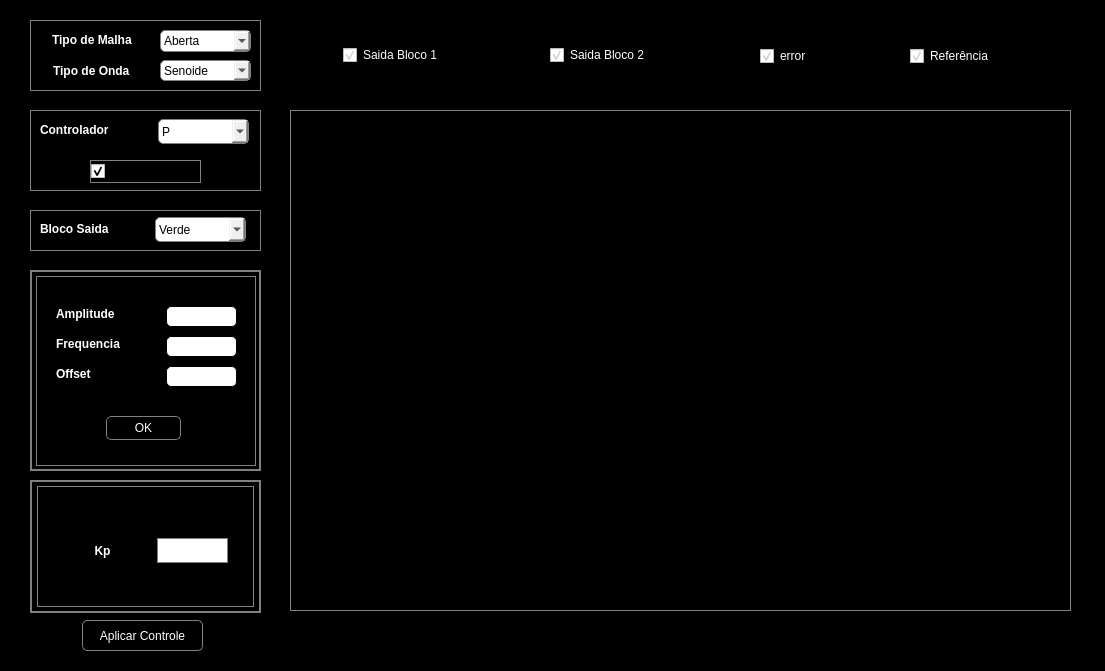
This is interface.ui in Aandre99/Projeto-Sistema-De-Controle as Qt 5 draws it before an edit. The edited form follows.
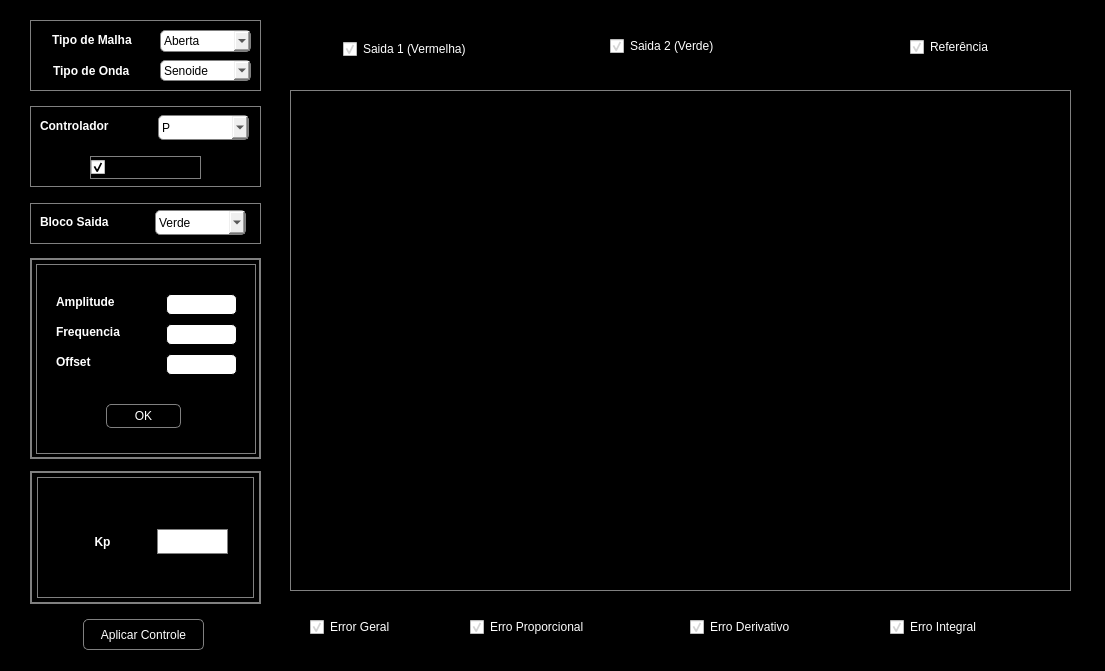
This is the edited form.

Commit message: Adicionando controladores restastantes e plot dos erros de cada componente

Diff of the .ui file:
```diff
--- a/interface.ui
+++ b/interface.ui
@@ -66,7 +66,7 @@
      <property name="geometry">
       <rect>
        <x>30</x>
-       <y>270</y>
+       <y>258</y>
        <width>231</width>
        <height>201</height>
       </rect>
@@ -701,7 +701,7 @@
      <property name="geometry">
       <rect>
        <x>290</x>
-       <y>110</y>
+       <y>90</y>
        <width>781</width>
        <height>501</height>
       </rect>
@@ -728,7 +728,7 @@
        <x>290</x>
        <y>20</y>
        <width>781</width>
-       <height>71</height>
+       <height>51</height>
       </rect>
      </property>
      <property name="styleSheet">
@@ -747,8 +747,8 @@
       <property name="geometry">
        <rect>
         <x>53</x>
-        <y>25</y>
-        <width>111</width>
+        <y>19</y>
+        <width>151</width>
         <height>20</height>
        </rect>
       </property>
@@ -757,7 +757,7 @@
 border: 0px solid gray;</string>
       </property>
       <property name="text">
-       <string>Saida Bloco 1</string>
+       <string>Saida 1 (Vermelha)</string>
       </property>
       <property name="checked">
        <bool>true</bool>
@@ -766,9 +766,9 @@
      <widget class="QCheckBox" name="checkBox_bloco2">
       <property name="geometry">
        <rect>
-        <x>260</x>
-        <y>25</y>
-        <width>111</width>
+        <x>320</x>
+        <y>16</y>
+        <width>131</width>
         <height>20</height>
        </rect>
       </property>
@@ -777,7 +777,7 @@
 border: 0px solid gray;</string>
       </property>
       <property name="text">
-       <string>Saida Bloco 2</string>
+       <string>Saida 2 (Verde)</string>
       </property>
       <property name="checked">
        <bool>true</bool>
@@ -787,7 +787,7 @@
       <property name="geometry">
        <rect>
         <x>620</x>
-        <y>26</y>
+        <y>17</y>
         <width>111</width>
         <height>20</height>
        </rect>
@@ -803,32 +803,12 @@
        <bool>true</bool>
       </property>
      </widget>
-     <widget class="QCheckBox" name="checkBox_error">
-      <property name="geometry">
-       <rect>
-        <x>470</x>
-        <y>26</y>
-        <width>111</width>
-        <height>20</height>
-       </rect>
-      </property>
-      <property name="styleSheet">
-       <string notr="true">color: white;
-border: 0px solid gray;</string>
-      </property>
-      <property name="text">
-       <string>error</string>
-      </property>
-      <property name="checked">
-       <bool>true</bool>
-      </property>
-     </widget>
     </widget>
     <widget class="QStackedWidget" name="stackedWidget_controladores">
      <property name="geometry">
       <rect>
        <x>30</x>
-       <y>480</y>
+       <y>471</y>
        <width>231</width>
        <height>133</height>
       </rect>
@@ -1147,7 +1127,7 @@
      <property name="geometry">
       <rect>
        <x>30</x>
-       <y>110</y>
+       <y>106</y>
        <width>231</width>
        <height>81</height>
       </rect>
@@ -1263,8 +1243,8 @@
     <widget class="QPushButton" name="pushButton_controle">
      <property name="geometry">
       <rect>
-       <x>82</x>
-       <y>620</y>
+       <x>83</x>
+       <y>619</y>
        <width>121</width>
        <height>31</height>
       </rect>
@@ -1288,7 +1268,7 @@
      <property name="geometry">
       <rect>
        <x>30</x>
-       <y>210</y>
+       <y>203</y>
        <width>231</width>
        <height>41</height>
       </rect>
@@ -1358,6 +1338,108 @@
       </property>
      </widget>
     </widget>
+    <widget class="QFrame" name="frame_checkboxes_erros">
+     <property name="geometry">
+      <rect>
+       <x>290</x>
+       <y>607</y>
+       <width>781</width>
+       <height>41</height>
+      </rect>
+     </property>
+     <property name="styleSheet">
+      <string notr="true">border: 1px solid gray;
+checkBox{
+border: 0px solid gray;
+}</string>
+     </property>
+     <property name="frameShape">
+      <enum>QFrame::StyledPanel</enum>
+     </property>
+     <property name="frameShadow">
+      <enum>QFrame::Raised</enum>
+     </property>
+     <widget class="QCheckBox" name="checkBox_errorProp">
+      <property name="geometry">
+       <rect>
+        <x>180</x>
+        <y>10</y>
+        <width>151</width>
+        <height>20</height>
+       </rect>
+      </property>
+      <property name="styleSheet">
+       <string notr="true">color: white;
+border: 0px solid gray;</string>
+      </property>
+      <property name="text">
+       <string>Erro Proporcional</string>
+      </property>
+      <property name="checked">
+       <bool>true</bool>
+      </property>
+     </widget>
+     <widget class="QCheckBox" name="checkBox_errorDeriv">
+      <property name="geometry">
+       <rect>
+        <x>400</x>
+        <y>10</y>
+        <width>131</width>
+        <height>20</height>
+       </rect>
+      </property>
+      <property name="styleSheet">
+       <string notr="true">color: white;
+border: 0px solid gray;</string>
+      </property>
+      <property name="text">
+       <string>Erro Derivativo</string>
+      </property>
+      <property name="checked">
+       <bool>true</bool>
+      </property>
+     </widget>
+     <widget class="QCheckBox" name="checkBox_errorInteg">
+      <property name="geometry">
+       <rect>
+        <x>600</x>
+        <y>10</y>
+        <width>111</width>
+        <height>20</height>
+       </rect>
+      </property>
+      <property name="styleSheet">
+       <string notr="true">color: white;
+border: 0px solid gray;</string>
+      </property>
+      <property name="text">
+       <string>Erro Integral</string>
+      </property>
+      <property name="checked">
+       <bool>true</bool>
+      </property>
+     </widget>
+     <widget class="QCheckBox" name="checkBox_errorGeral">
+      <property name="geometry">
+       <rect>
+        <x>20</x>
+        <y>10</y>
+        <width>111</width>
+        <height>20</height>
+       </rect>
+      </property>
+      <property name="styleSheet">
+       <string notr="true">color: white;
+border: 0px solid gray;</string>
+      </property>
+      <property name="text">
+       <string>Error Geral</string>
+      </property>
+      <property name="checked">
+       <bool>true</bool>
+      </property>
+     </widget>
+    </widget>
    </widget>
   </widget>
  </widget>
```
The commit also changes 8 other files.
